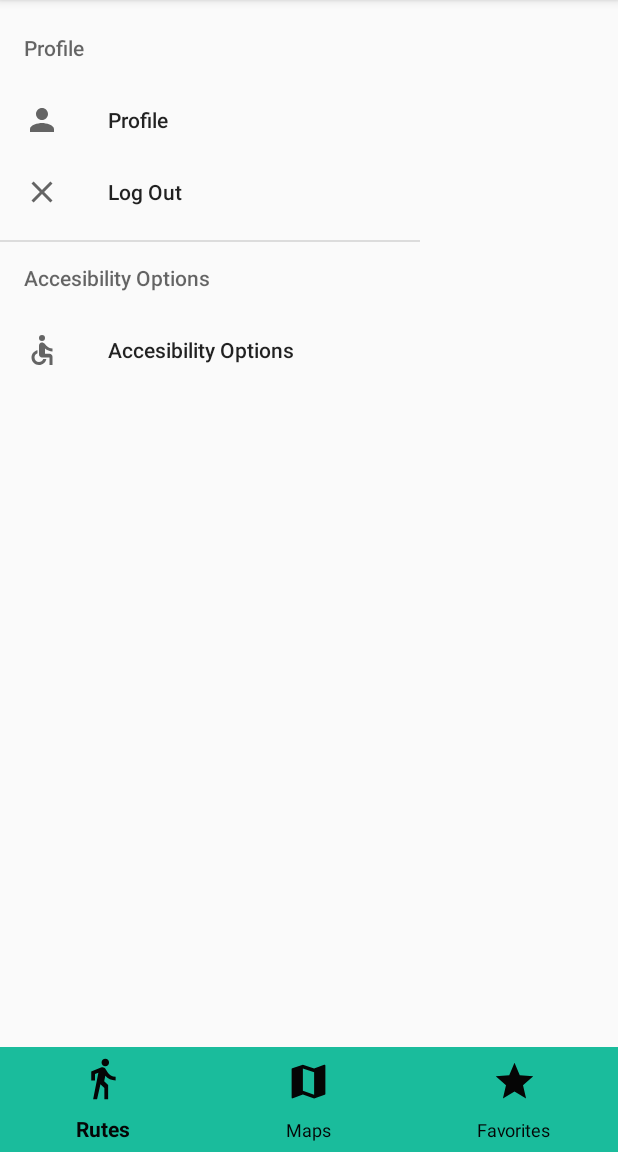
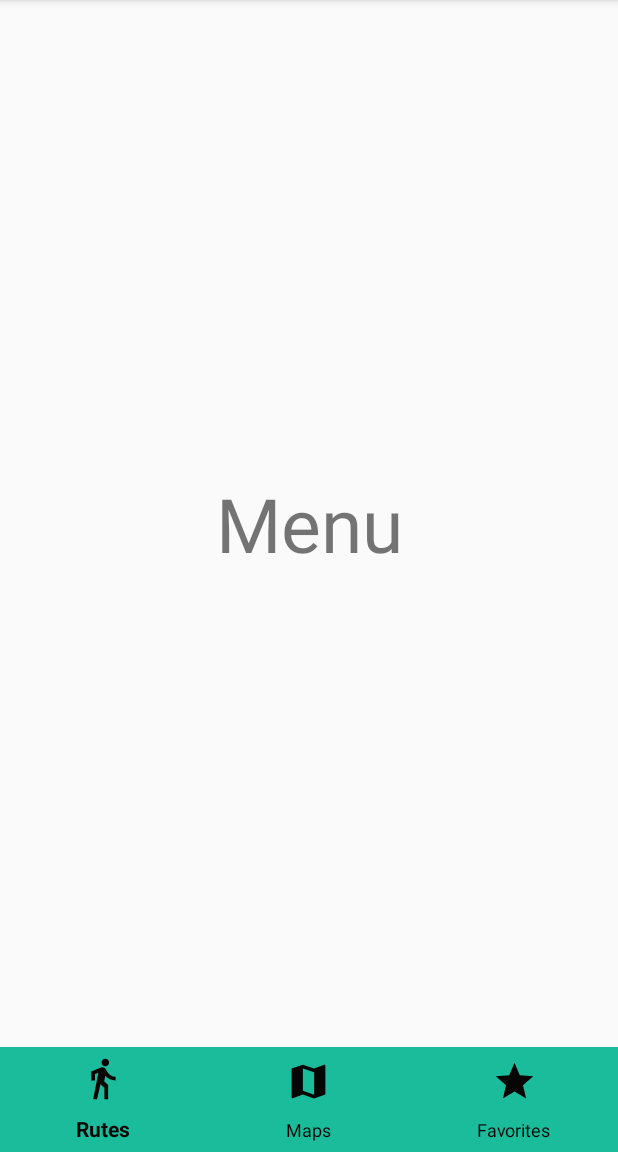
Before and after one commit to cotelus/DGP-MonkeyBits, an Android app: the screen it shows after launch (MainActivity), on a phone screen of 412 x 824 dp, the part 84-1236 px from its top. Run offline under Robolectric (Android 15) with nearby library versions, the phone set to English and light mode, and no system bars; our stand-ins replace Firebase (no records; nobody signed in at launch, a user with empty details on screens opened directly).

Commit message:
Funcionalidad de menú hamburguesa funcionando.
Aún no hay botón para verlo. Se debe deslizar el dedo.

```diff
--- a/monkeybit/app/src/main/res/layout/activity_main.xml
+++ b/monkeybit/app/src/main/res/layout/activity_main.xml
@@ -1,11 +1,16 @@
 <?xml version="1.0" encoding="utf-8"?>
-<android.support.constraint.ConstraintLayout xmlns:android="http://schemas.android.com/apk/res/android"
+<android.support.v4.widget.DrawerLayout
+    xmlns:android="http://schemas.android.com/apk/res/android"
     xmlns:app="http://schemas.android.com/apk/res-auto"
     xmlns:tools="http://schemas.android.com/tools"
-    android:id="@+id/main"
+    android:id="@+id/main_drawer"
     android:layout_width="match_parent"
     android:layout_height="match_parent"
     tools:context=".MainActivity">
+
+    <android.support.constraint.ConstraintLayout
+        android:layout_height="match_parent"
+        android:layout_width="match_parent">
 
         <FrameLayout
             android:id="@+id/fragmentContainer"
@@ -16,14 +21,6 @@
             app:layout_constraintEnd_toEndOf="parent"
             app:layout_constraintStart_toStartOf="parent"
             app:layout_constraintTop_toTopOf="parent">
-
-        <android.support.design.widget.NavigationView
-            android:id="@+id/nav_view"
-            android:layout_width="wrap_content"
-            android:layout_height="match_parent"
-            android:layout_gravity="start"
-            android:fitsSystemWindows="true"
-            app:menu="@menu/activitymainnavigationmenu" />
         </FrameLayout>
 
         <android.support.design.widget.BottomNavigationView
@@ -35,13 +32,23 @@
             android:clickable="true"
             android:focusable="true"
             app:elevation="0dp"
+            app:itemIconSize="30dp"
             app:itemIconTint="@color/colorFont"
             app:itemTextColor="@color/colorFont"
-        app:itemIconSize="30dp"
             app:layout_constraintBottom_toBottomOf="parent"
             app:layout_constraintEnd_toEndOf="parent"
             app:layout_constraintStart_toStartOf="parent"
             app:menu="@menu/navigationbarmenu"
             tools:ignore="MissingConstraints" />
+    </android.support.constraint.ConstraintLayout>
 
-</android.support.constraint.ConstraintLayout>
+    <android.support.design.widget.NavigationView
+        android:id="@+id/nav_view"
+        style="@style/CustomTheme"
+        android:layout_width="wrap_content"
+        android:layout_height="match_parent"
+        android:layout_gravity="start"
+        android:fitsSystemWindows="true"
+        app:menu="@menu/activitymainnavigationmenu" />
+
+</android.support.v4.widget.DrawerLayout>
--- a/monkeybit/app/src/main/res/menu/activitymainnavigationmenu.xml
+++ b/monkeybit/app/src/main/res/menu/activitymainnavigationmenu.xml
@@ -7,10 +7,16 @@
         <menu>
             <item
                 android:id="@+id/nav_profile"
+                style="@style/CustomTheme"
+                android:clickable="true"
+                android:focusable="true"
                 android:icon="@drawable/ic_person_white_24dp"
                 android:title="@string/look_profile" />
             <item
                 android:id="@+id/nav_logout"
+                style="@style/CustomTheme"
+                android:clickable="true"
+                android:focusable="true"
                 android:icon="@drawable/ic_close_black_24dp"
                 android:title="@string/logout" />
         </menu>
@@ -19,6 +25,9 @@
         <menu>
             <item
                 android:id="@+id/nav_accesibility"
+                style="@style/CustomTheme"
+                android:clickable="true"
+                android:focusable="true"
                 android:icon="@drawable/ic_accessible_black_24dp"
                 android:title="@string/accesibility_options" />
         </menu>
```
Also changed, not shown: monkeybit/app/src/main/java/com/monkeybit/routability/MainActivity.java (+28 -2 lines). Lines whose indentation alone changed are shown as unchanged.
